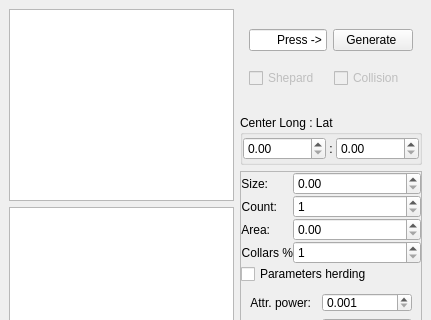
First picture: the form in mainwindow.ui, repository IvanTsantsarov/herdmind-simulator, before the edit; both pictures show x 0 to 431 and y 0 to 320 of the 431 by 696 pixel window.
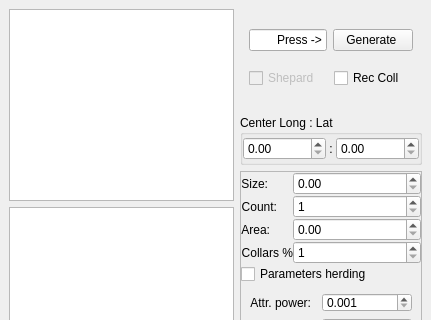
Second picture: the form after the edit.

Diff of the .ui file:
```diff
--- a/mainwindow.ui
+++ b/mainwindow.ui
@@ -132,14 +132,8 @@
              </item>
              <item>
               <widget class="QCheckBox" name="checkRecursiveCollision">
-               <property name="enabled">
-                <bool>false</bool>
-               </property>
-               <property name="toolTip">
-                <string>If enabled this will perform a recursive collision. It can slow dramaticaly simulation!</string>
-               </property>
                <property name="text">
-                <string>Collision</string>
+                <string>Rec Coll</string>
                </property>
               </widget>
              </item>
```
Left out of the diff: 6 changed lines with no effect on the pictures.
